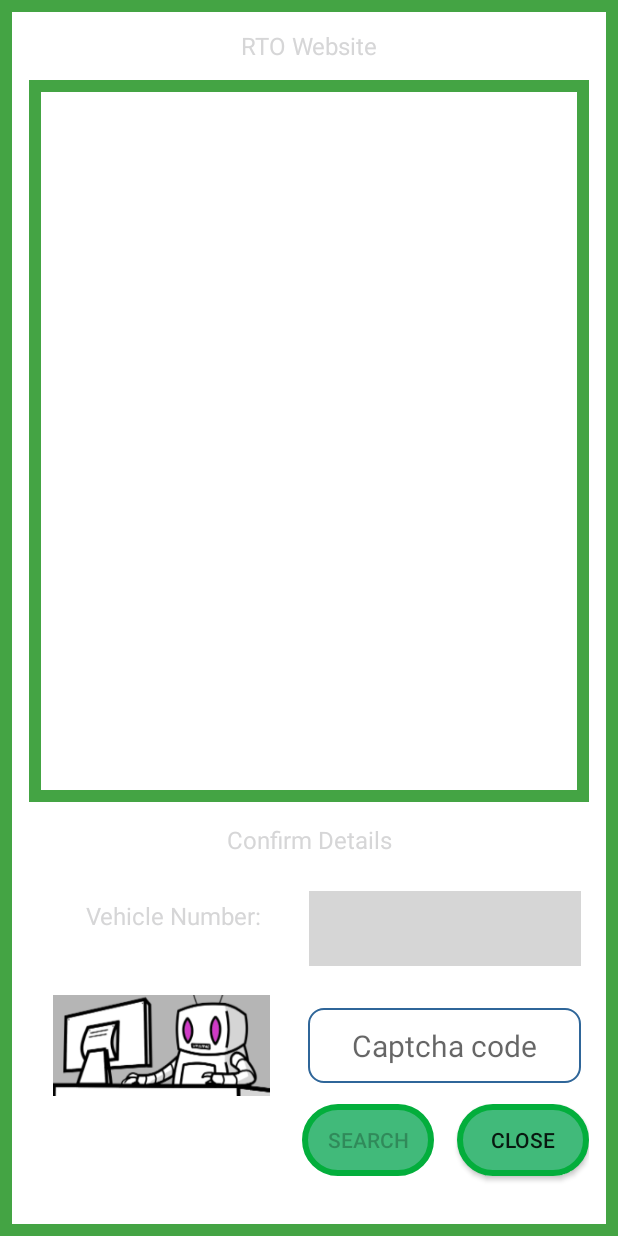
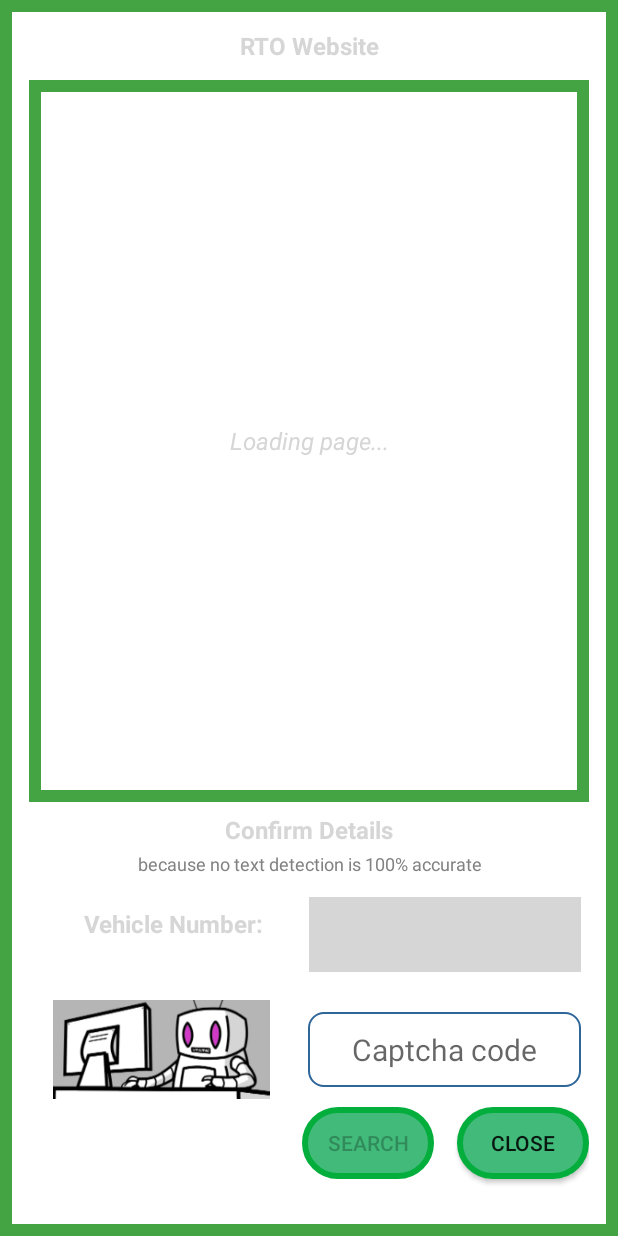
Before and after one commit to Udayraj123/VehicleInfoOCR, an Android app: the screen it shows after launch (MainActivity), after a tap on an icon or button, on a phone screen of 412 x 824 dp. Run offline under Robolectric (Android 15) with nearby library versions, the phone set to English and light mode, and no system bars; libraries missing offline, so code that uses them is left out: com.edittextpicker.aliazaz, com.rbddevs.splashy; plain views replace EditTextPicker, KonfettiView; 6 statements that could not run were skipped; grey boxes are pictures that could not be loaded.

Commit message:
Minor improvements, Removed warnings in MainActivity

```diff
--- a/app/src/main/java/com/example/ocr/MainActivity.java
+++ b/app/src/main/java/com/example/ocr/MainActivity.java
@@ -26,9 +26,6 @@ import android.util.Log;
 import android.view.KeyEvent;
 import android.view.View;
 import android.view.ViewGroup;
-import android.view.animation.Animation;
-import android.view.animation.AnimationUtils;
-import android.view.animation.RotateAnimation;
 import android.view.inputmethod.EditorInfo;
 import android.widget.Button;
 import android.widget.EditText;
@@ -52,9 +49,9 @@ import com.example.ocr.camera.*;
 import com.example.ocr.graphics.*;
 import com.example.ocr.utils.*;
 import com.example.ocr.webscraper.*;
-import com.google.firebase.ml.vision.text.FirebaseVisionText;
 import com.rbddevs.splashy.Splashy;
-
+//import android.view.animation.Animation;
+//import com.google.firebase.ml.vision.text.FirebaseVisionText;
 // import nl.dionsegijn.konfetti.KonfettiView;
 
 import static android.view.View.INVISIBLE;
@@ -62,41 +59,30 @@ import static android.view.View.VISIBLE;
 
 
 public class MainActivity extends AppCompatActivity implements AppEvents {
-    // private DrawingArea drawingArea;
-    private final int OK = 200;
-    private final int SOCKET_TIMEOUT = 408;
-    private final int CAPTCHA_LOAD_FAILED = 999;
-    private final int TECHNICAL_DIFFICULTY = 888;
     public final String NUMPLATE_PATTERN = "[A-Z]{2}[0-9]+[A-Z]+[0-9]+";
-    private final String PROCESSING_EMOJI = "\u23f3";
-    private final String NOPE_EMOJI = "\u26d4";
-    private final String DONE_EMOJI = "\ud83d\udc4c";
-    private final String POPPER_EMOJI = "\ud83c\udf89";
+    private final String CRYING_EMOJI = "\ud83d\ude36";
     private final String SLEEP_EMOJI = "\ud83d\udca4";
     private final String SMILE_EMOJI = "\ud83d\ude00";
-    private final String HEART_EMOJI = "\ud83d\udc9b";
-    private final String LOVE_EMOJI = "\ud83d\udc96";
-    private final String CRYING_EMOJI = "\ud83d\ude36⏳⏳⏳";
+//    private final String PROCESSING_EMOJI = "⏳";
+//    private final String NOPE_EMOJI = "\u26d4";
+//    private final String DONE_EMOJI = "\ud83d\udc4c";
+//    private final String POPPER_EMOJI = "\ud83c\udf89";
+//    private final String HEART_EMOJI = "\ud83d\udc9b";
+//    private final String LOVE_EMOJI = "\ud83d\udc96";
+
+    // private DrawingArea drawingArea;
     private ViewGroup superContainer;
-    //  ----- Instance Variables -----⏳
-    // private EditTextPicker vehicleNumber;
-
-    // the bottom sheet
-    // private EditText vehicleNumber;
     private EditTextPicker vehicleNumber;
     private ImageView captchaImageView;
-    private View bottomSheetView;
-    private View fruitNinja;
     private View supportView;
     // private KonfettiView viewKonfetti;
-    private ViewGroup platesView;
+//    private View fruitNinja;
     private View drawerView;
     private CameraSource cameraSource = null;
     private CameraSourcePreview cameraPreview;
     private GraphicOverlay graphicOverlay;
     private EditText captchaInput;
     private ClipboardManager clipboard;
-    private ImageButton imgbt;
     private WebScraper webScraper;
     private ImageBitmapGetter captchaBitmapGetter;
     public BitmapTextRecognizer bitmapProcessor;
@@ -122,53 +108,41 @@ public class MainActivity extends AppCompatActivity implements AppEvents {
     private int NUM_PLATES;
 
     private Fade mFade;
-    private Animation mRotation;
+
     @Override @TargetApi(19)
     protected void onCreate(Bundle savedInstanceState) {
         super.onCreate(savedInstanceState);
         setContentView(R.layout.activity_main);
         setRequestedOrientation(ActivityInfo.SCREEN_ORIENTATION_SENSOR_PORTRAIT);
 
+        canDoTransitions = getResources().getString(R.string.can_do_transitions).equals("true");
+        if(canDoTransitions){
             mFade = new Fade(Fade.IN);
             mFade.setDuration(1000);
+        }
 
-        // mRotation = AnimationUtils.loadAnimation(MainActivity.this, R.anim.rotate);
-        mRotation= new RotateAnimation(
-                0, 360,
-                Animation.RELATIVE_TO_SELF, 0.5f,
-                Animation.RELATIVE_TO_SELF, 0.5f
-        );
-        mRotation.setDuration(10000);
-        mRotation.setRepeatCount(Animation.INFINITE);
-
-        canDoTransitions = getResources().getString(R.string.can_do_transitions).equals("true");
-        bitmapProcessor = new BitmapTextRecognizer(MainActivity.this);
+        // heavy?!
         clipboard = (ClipboardManager) getSystemService(Context.CLIPBOARD_SERVICE);
         superContainer = findViewById(R.id.super_container);
+
         cameraPreview = findViewById(R.id.camera_source_preview);
-
+        graphicOverlay = findViewById(R.id.graphics_overlay);
+        // viewKonfetti = findViewById(R.id.viewKonfetti);
+        supportView = findViewById(R.id.support_view);
+        drawerView = findViewById(R.id.drawer);
+        captchaImageView = findViewById(R.id.captcha_img);
         captchaInput = findViewById(R.id.captcha_input);
         vehicleNumber = findViewById(R.id.vehicle_plate);
-        graphicOverlay = findViewById(R.id.graphics_overlay);
-        captchaImageView = findViewById(R.id.captcha_img);
-        drawerView = findViewById(R.id.drawer);
-        platesView = findViewById(R.id.detected_plates);
-        supportView = findViewById(R.id.support_view);
-        // viewKonfetti = findViewById(R.id.viewKonfetti);
+        // drawerView.getBackground().setAlpha(242);
         searchBtn = findViewById(R.id.search_btn);
         flashBtn = findViewById(R.id.flash_btn);
         drawerBtn = findViewById(R.id.drawer_btn);
         camBtn = findViewById(R.id.cam_btn);
-        // drawerView.getBackground().setAlpha(242);
 
-        webScraper = new WebScraper(this);
-        captchaBitmapGetter = new ImageBitmapGetter(MainActivity.this);
-        webScraper.setUserAgentToDesktop(true); //default: false
-        webScraper.setLoadImages(true); //default: false
-        // webScraper.clearAll();
+        //TODO move stuff into diff functions
 
         new Splashy(this)
-                .setLogo(R.drawable.splashy)
+                .setLogo(R.drawable.splash_guide)
                 .setTitle(R.string.app_name)
                 // .setTitleColor("#FFFFFF")
                 .setSubTitle("Loading App...")
@@ -177,15 +151,15 @@ public class MainActivity extends AppCompatActivity implements AppEvents {
                 // .setProgressColor(R.color.black)
                 .showProgress(true)
                 .setFullScreen(true)
-                // .setTime(1000)
+                 .setTime(5000)
                 .show();
 
         setCaptchaInputListeners();
         setSearchButtonListeners();
         setVehicleNumListeners();
-        int[] dialogids = {R.id.support_btn,R.id.dont_support_btn};
-        for(int i=0;i<dialogids.length;i++) {
-            findViewById(dialogids[i]).setOnClickListener(new View.OnClickListener() {
+        int[] dialog_ids = {R.id.support_btn,R.id.dont_support_btn};
+        for(int id : dialog_ids) {
+            findViewById(id).setOnClickListener(new View.OnClickListener() {
                 @Override
                 public void onClick(View v) {
                     // viewKonfetti.setVisibility(INVISIBLE);
@@ -193,31 +167,26 @@ public class MainActivity extends AppCompatActivity implements AppEvents {
                 }
             });
         }
-        // show popup on start
-        //TODO move stuff into diff functions
-
-        // Make the links clickable
-        int[] textids = {R.id.support_btn,R.id.developer_line1,R.id.developer_line2,R.id.developer_line3,R.id.developer_line4};//,R.id.developer_line5};
-        for(int i=0;i<textids .length;i++) {
-            TextView t = findViewById(textids[i]);
+        int[] plate_ids = {R.id.plate1,R.id.plate2,R.id.plate3,R.id.plate4,R.id.plate5};
+        NUM_PLATES = plate_ids.length;
+        for(int id : plate_ids){
+            Button btn = findViewById(id);
+            buttons.add(btn);
+            btn.setOnClickListener(new View.OnClickListener() {
+                @Override
+                public void onClick(View v) {
+                    vehicleNumber.setText(btn.getText());
+                    //TODO replace by openDrawer()
+                    drawerBtn.performClick();
+                }
+            });
+        }
+        // Make the href links clickable
+        int[] text_ids = {R.id.support_btn,R.id.developer_line1,R.id.developer_line2,R.id.developer_line3,R.id.developer_line4};//,R.id.developer_line5};
+        for(int id : text_ids) {
+            TextView t = findViewById(id);
             t.setMovementMethod(LinkMovementMethod.getInstance());
         }
-        // t.setOnClickListener(new View.OnClickListener() {
-        //     @Override
-        //     public void onClick(View v) {
-        //         String urlString = "https://github.com/Udayraj123/VehicleInfoOCR";
-        //         Intent intent = new Intent(Intent.ACTION_VIEW, Uri.parse(urlString));
-        //         intent.addFlags(Intent.FLAG_ACTIVITY_NEW_TASK);
-        //         intent.setPackage("com.android.chrome");
-        //         try {
-        //             MainActivity.this.startActivity(intent);
-        //         } catch (ActivityNotFoundException ex) {
-        //             // Chrome browser presumably not installed so allow user to choose instead
-        //             intent.setPackage(null);
-        //             MainActivity.this.startActivity(intent);
-        //         }
-        //     }
-        // });
         //easter egg
         View spacer = findViewById(R.id.spacer);
         spacer.setOnLongClickListener(new View.OnLongClickListener() {
@@ -228,29 +197,13 @@ public class MainActivity extends AppCompatActivity implements AppEvents {
                 return false;
             }
         });
-        LinearLayout layout = (LinearLayout)findViewById(R.id.webview);
-        layout.addView(webScraper.getView());
-        int[] plateids = {R.id.plate1,R.id.plate2,R.id.plate3,R.id.plate4,R.id.plate5};
-        NUM_PLATES = plateids.length;
-        for(int i=0;i<NUM_PLATES;i++){
-            Button btn = findViewById(plateids[i]);
-            buttons.add(btn);
-            btn.setOnClickListener(new View.OnClickListener() {
-                @Override
-                public void onClick(View v) {
-                    vehicleNumber.setText(btn.getText());
-                    //TODO replace by openDrawer()
-                    drawerBtn.performClick();
-                }
-            });
-        }
-        // platesView.addView(searchBtn);
+
         // should usually be the last line in init
         getPermissionsAfterInit();
     }
     private void getPermissionsAfterInit(){
         permHandler = new SimplePermissions(this, new String[]{
-                // android.Manifest.permission.WRITE_EXTERNAL_STORAGE,
+                // android.Manifest.permission.WRITE_EXTERNAL_STORAGE, <- for error reporting
                 android.Manifest.permission.CAMERA,
                 android.Manifest.permission.INTERNET,
                 android.Manifest.permission.ACCESS_NETWORK_STATE
@@ -267,6 +220,15 @@ public class MainActivity extends AppCompatActivity implements AppEvents {
             Toast.makeText(MainActivity.this, "Permissions granted", Toast.LENGTH_SHORT).show();
             setCamButtonListeners();
             setFlashListeners();
+            // Attempt for faster start :
+
+            webScraper = new WebScraper(this);
+            captchaBitmapGetter = new ImageBitmapGetter(MainActivity.this);
+            webScraper.setUserAgentToDesktop(true); //default: false
+            webScraper.setLoadImages(true); //default: false
+            LinearLayout webview= findViewById(R.id.webview);
+            webview.addView(webScraper.getView());
+            bitmapProcessor = new BitmapTextRecognizer(MainActivity.this);
             startLoadingCaptcha();
             // start the camera
             camBtn.performClick();
@@ -290,14 +252,16 @@ public class MainActivity extends AppCompatActivity implements AppEvents {
 
     private void confirmVehicleNumber() {
         if (cameraSource != null && cameraSource.frameProcessor.textBlocks != null) {
+            if(!cameraSource.frameProcessor.majorText.equals(""))
                 vehicleNumber.setText(cameraSource.frameProcessor.majorText);
             // show vehicleNum draw interface here
-            List<FirebaseVisionText.TextBlock> textBlocks = cameraSource.frameProcessor.textBlocks;
-            for (int i = 0; i < textBlocks.size(); i++) {
-                // find and club nearby boxes?!
+//            List<FirebaseVisionText.TextBlock> textBlocks = cameraSource.frameProcessor.textBlocks;
+//            for (int i = 0; i < textBlocks.size(); i++) {
+//                // find and club nearby boxes?!
+//            }
         }
     }
-    }
+    //Todo: move these to IP class
     public static Bitmap resizeBitmap(Bitmap image, int maxWidth, int maxHeight) {
         if (maxHeight > 0 && maxWidth > 0) {
             int width = image.getWidth();
@@ -363,7 +327,16 @@ public class MainActivity extends AppCompatActivity implements AppEvents {
     public boolean checkInternetConnection() {
         ConnectivityManager con_manager = (ConnectivityManager)
                 MainActivity.this.getSystemService(MainActivity.CONNECTIVITY_SERVICE);
-
+/*
+* TODO
+ * @deprecated Apps should instead use the
+ *             {@link android.net.ConnectivityManager.NetworkCallback} API to
+ *             learn about connectivity changes.
+ *             {@link ConnectivityManager#registerDefaultNetworkCallback} and
+ *             {@link ConnectivityManager#registerNetworkCallback}. These will
+ *             give a more accurate picture of the connectivity state of
+ *             the device and let apps react more easily and quickly to changes.
+ *             */
         if(con_manager.getActiveNetworkInfo() != null && con_manager.getActiveNetworkInfo().isAvailable() && con_manager.getActiveNetworkInfo().isConnected()){
             return true;
         }
@@ -413,7 +386,7 @@ public class MainActivity extends AppCompatActivity implements AppEvents {
         ImageBitmapGetter(AppEvents listener){
             this.listener = listener;
         }
-        public void processAndRead(Bitmap bitmap){
+        private void processAndRead(Bitmap bitmap){
             // The image is about 120x40
             Bitmap resizedCaptcha  =  resizeBitmap(bitmap, 90, 30);
             // Blur it out by resizing
@@ -514,7 +487,7 @@ public class MainActivity extends AppCompatActivity implements AppEvents {
         if(platesQueue.size() > NUM_PLATES) {
             platesHash.remove(platesQueue.remove());
         }
-        if(vehicleNumber.getText().equals("")) {
+        if(vehicleNumber.getText()!=null && vehicleNumber.getText().toString().equals("") && !majorText.equals("")) {
             vehicleNumber.setText(majorText);
         }
         updatePlates();
@@ -617,8 +590,12 @@ public class MainActivity extends AppCompatActivity implements AppEvents {
             @Override
             public void onClick(View v) {
                 Toast.makeText(MainActivity.this, "Searching...", Toast.LENGTH_SHORT).show();
-                String result = vehicleNumber.getText().toString();
+                //todo: make this run on api 16
+                if(vehicleNumber.getText()!=null)
                     eltVehicleNumber.setText(vehicleNumber.getText().toString());
+                else{
+                    Log.e(TAG,"UNEXPECTED!! VehicleNumber Text is NULL!");
+                }
                 eltVehicleNumber.setAttribute("style","background-color:lightgreen !important");
                 eltCaptchaInput.setText(captchaInput.getText().toString());
                 eltCaptchaInput.setAttribute("style","background-color:lightgreen !important");
@@ -669,22 +646,25 @@ public class MainActivity extends AppCompatActivity implements AppEvents {
                     vehicleNumber.setSelection(result.length());
                 }
                 vehicleNumber.isTextEqualToPattern();
+                if(vehicleNumber.getText() != null)
                     searchBtn.setEnabled(vehicleNumber.getText().toString().matches(NUMPLATE_PATTERN));
             }
         });
+
+        if(vehicleNumber.getText() != null)
             searchBtn.setEnabled(vehicleNumber.getText().toString().matches(NUMPLATE_PATTERN));
     }
 
     public void copyNumber(View view) {
-        String vehicleNum = vehicleNumber.getText().toString();
+        String vehicleNum = (vehicleNumber.getText() != null) ? vehicleNumber.getText().toString() : "";
         Log.d(TAG,"Copying : "+vehicleNum);
         if(!vehicleNum.equals("")) {
             ClipData clip = ClipData.newPlainText("Vehicle Number", vehicleNum);
             clipboard.setPrimaryClip(clip);
-            logToast(SMILE_EMOJI+" Text Copied:  "+vehicleNum);
+            logToast(SMILE_EMOJI + " Text Copied:  "+vehicleNum);
         }
         else{
-            logToast(CRYING_EMOJI+" Empty text");
+            logToast(CRYING_EMOJI + " Empty text");
         }
     }
     @TargetApi(19)
@@ -842,5 +822,15 @@ public void copyDetails(View view) {
         clipboard.setPrimaryClip(clip);
         logToast("Text Copied! "+SMILE_EMOJI);
     }
+        private Animation mRotation;
+
+        // mRotation = AnimationUtils.loadAnimation(MainActivity.this, R.anim.rotate);
+//        mRotation= new RotateAnimation(
+//                0, 360,
+//                Animation.RELATIVE_TO_SELF, 0.5f,
+//                Animation.RELATIVE_TO_SELF, 0.5f
+//        );
+//        mRotation.setDuration(10000);
+//        mRotation.setRepeatCount(Animation.INFINITE);
 
     */
--- a/app/src/main/res/layout/main_content.xml
+++ b/app/src/main/res/layout/main_content.xml
@@ -17,6 +17,7 @@
         <TextView
             android:layout_width="match_parent"
             android:layout_height="wrap_content"
+            android:textStyle="bold"
             android:text="@string/browser"
             android:textColor="@color/black"
             android:textSize="@dimen/font_normal"
@@ -33,6 +34,16 @@
         android:layout_marginBottom="5dp"
         android:orientation="vertical"
         >
+
+        <TextView
+            android:layout_width="match_parent"
+            android:layout_height="match_parent"
+            android:text="@string/loading_webview"
+            android:textColor="@color/black"
+            android:textStyle="italic"
+            android:textSize="@dimen/font_normal"
+            android:gravity="center"
+            />
     </LinearLayout>
 
     <LinearLayout
@@ -46,10 +57,20 @@
         <TextView
             android:layout_width="match_parent"
             android:layout_height="0dp"
-            android:layout_weight="0.6"
+            android:layout_weight="0.4"
             android:text="@string/confirm_details"
             android:textColor="@color/black"
+            android:textStyle="bold"
             android:textSize="@dimen/font_normal"
+            android:gravity="center"
+            />
+        <TextView
+            android:layout_width="match_parent"
+            android:layout_height="0dp"
+            android:layout_weight="0.3"
+            android:text="@string/explanation_detail"
+            android:textColor="@color/gray"
+            android:textSize="@dimen/font_small"
             android:gravity="center"
             />
         <LinearLayout
@@ -72,6 +93,7 @@
                     android:layout_width="match_parent"
                     android:layout_height="@dimen/textbox_size"
                     android:text="@string/vehicle_no"
+                    android:textStyle="bold"
                     android:textColor="@color/black"
                     android:textSize="@dimen/font_normal"
                     android:gravity="center"
--- a/app/src/main/res/values/dimens.xml
+++ b/app/src/main/res/values/dimens.xml
@@ -8,6 +8,7 @@
     <dimen name="card_base_empty_height">80dp</dimen>
 
     <!-- Font Sizes -->
+    <dimen name="font_small">12sp</dimen>
     <dimen name="font_normal">16sp</dimen>
     <dimen name="font_large">20sp</dimen>
     <dimen name="font_extra_large">24sp</dimen>
--- a/app/src/main/res/values/strings.xml
+++ b/app/src/main/res/values/strings.xml
@@ -1,17 +1,20 @@
 <resources>
     <string name="can_do_transitions">false</string>
     <string name="app_name_orig">Awesome Vehicle Info Camera</string>
-    <string name="app_name">Vehicle Info Live</string>
+    <!-- Add description string later to include India-->
+    <string name="app_name">Vehicle Info Live - India</string>
     <string name="browser">RTO Website</string>
+    <string name="loading_webview">Loading page...</string>
     <string name="confirm_details">Confirm Details</string>
+    <string name="explanation_detail">because no text detection is 100% accurate</string>
     <string name="vehicle_no">Vehicle Number: </string>
     <string name="ok">OK</string>
     <string name="search">Search</string>
     <string name="support_text">Support the App</string>
     <string name="support"> <a href="https://forms.gle/XCh1v6gyN4DpXfkn9"> GIVE FEEDBACK</a></string>
     <string name="dont_support">Close</string>
-    <string name="developer_line1">Made with♥\nby</string>
-    <string name="developer_line2"><a href="https://github.com/Udayraj123/">Udayraj</a>, <a href="https://github.com/sharmatanesh/">Tanesh</a> &amp; <a href="https://www.instagram.com/shashank529317/">Shashank</a>.</string>
+    <string name="developer_line1">Made with♥</string>
+    <string name="developer_line2">by <a href="https://github.com/Udayraj123/">Udayraj</a>, <a href="https://github.com/sharmatanesh/">Tanesh</a> &amp; <a href="https://www.instagram.com/shashank529317/">Shashank</a>.</string>
     <string name="developer_line3">If you liked it, Give a star on github!</string>
     <string name="developer_line4"><a href="https://github.com/Udayraj123/VehicleInfoOCR">View on Github</a></string>
     <string name="developer_line5"><a href="https://drive.google.com/file/d/1-AmrFMz0lzGSRFyFWr4NVEHDmdONEyLj/view?usp=sharing">SHARE APP</a></string>
```
Also changed, not shown: app/src/main/java/com/example/ocr/text_detection/TextRecognitionProcessor.java (+11 -3 lines), app/src/main/res/layout/support_dialogue.xml (+34 -33 lines), app/src/main/res/drawable/demoSplash.jpg (added), app/src/main/res/drawable/demoplate.jpg (added), app/src/main/res/drawable/splash_guide.jpg (added). Lines whose indentation alone changed are shown as unchanged.
